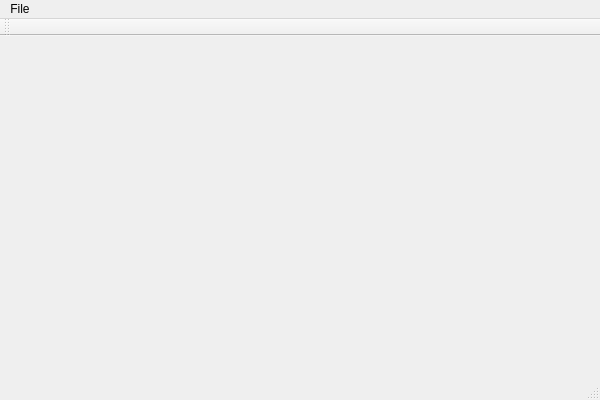
Before: the Qt Designer form Studio/ui/cmainwindow.ui in rotanov/deku2d-engine, drawn with Qt 5.
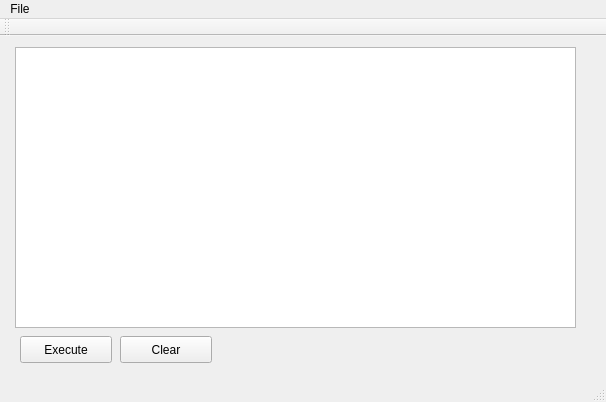
After: the same form once the commit is applied. Icons and pictures are not drawn.

Commit message: It's now possible to prevent the engine to going idle when in background, using IdleWhenInBackground property. Added BigEngineLock, a mutex that is locked when the engine is inside an iteration of main loop. This is to make all other threads to do their work, not intermixing with the engine main loop. Prototype caching is now disabled by default using ifdefs, as proved to be buggy. Deku Studio now tests running a Lua script written in a text box. Added CLuaSyntaxHighlighter class to Deku Studio. It's not complete yet, but provides some basic highlighting.

Diff of the .ui file:
```diff
--- a/Studio/ui/cmainwindow.ui
+++ b/Studio/ui/cmainwindow.ui
@@ -6,8 +6,8 @@
    <rect>
     <x>0</x>
     <y>0</y>
-    <width>600</width>
-    <height>400</height>
+    <width>606</width>
+    <height>402</height>
    </rect>
   </property>
   <property name="windowTitle">
@@ -17,13 +17,50 @@
    <iconset resource="resources.qrc">
     <normaloff>:/DekuLogo</normaloff>:/DekuLogo</iconset>
   </property>
-  <widget class="QWidget" name="centralWidget"/>
+  <widget class="QWidget" name="centralWidget">
+   <widget class="QPlainTextEdit" name="scriptText">
+    <property name="geometry">
+     <rect>
+      <x>15</x>
+      <y>11</y>
+      <width>561</width>
+      <height>281</height>
+     </rect>
+    </property>
+   </widget>
+   <widget class="QPushButton" name="executeButton">
+    <property name="geometry">
+     <rect>
+      <x>20</x>
+      <y>300</y>
+      <width>92</width>
+      <height>27</height>
+     </rect>
+    </property>
+    <property name="text">
+     <string>Execute</string>
+    </property>
+   </widget>
+   <widget class="QPushButton" name="clearButton">
+    <property name="geometry">
+     <rect>
+      <x>120</x>
+      <y>300</y>
+      <width>92</width>
+      <height>27</height>
+     </rect>
+    </property>
+    <property name="text">
+     <string>Clear</string>
+    </property>
+   </widget>
+  </widget>
   <widget class="QMenuBar" name="menuBar">
    <property name="geometry">
     <rect>
      <x>0</x>
      <y>0</y>
-     <width>600</width>
+     <width>606</width>
      <height>23</height>
     </rect>
    </property>
```
Left out of the diff: 7 changed lines with no effect on the pictures. The commit also changes 6 other files.
